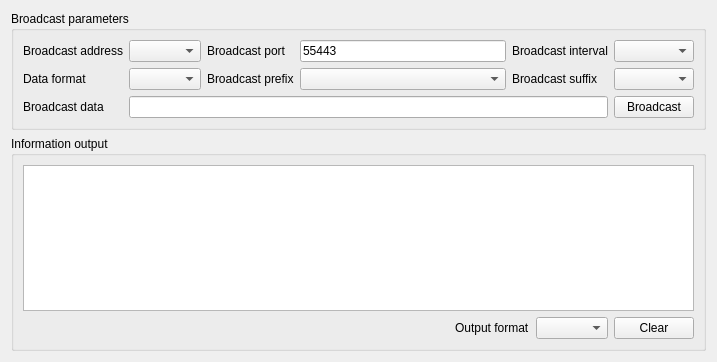
x-tools-author/x-tools, file src/assistants/broadcast/src/sakbroadcastassistant.ui: the form before one commit.
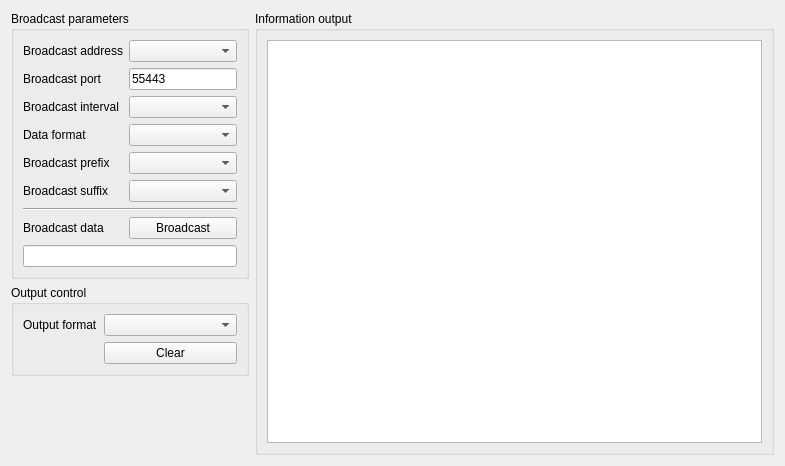
The form after the commit.

Diff of the .ui file:
```diff
--- a/src/assistants/broadcast/src/sakbroadcastassistant.ui
+++ b/src/assistants/broadcast/src/sakbroadcastassistant.ui
@@ -6,143 +6,226 @@
    <rect>
     <x>0</x>
     <y>0</y>
-    <width>717</width>
-    <height>362</height>
+    <width>785</width>
+    <height>466</height>
    </rect>
   </property>
   <property name="windowTitle">
    <string notr="true">Form</string>
   </property>
   <layout class="QGridLayout" name="gridLayout_2">
+   <item row="1" column="0">
+    <widget class="QGroupBox" name="groupBox_3">
+     <property name="title">
+      <string>Output control</string>
+     </property>
+     <layout class="QGridLayout" name="gridLayout_4">
+      <item row="0" column="0">
+       <widget class="QLabel" name="label_6">
+        <property name="sizePolicy">
+         <sizepolicy hsizetype="Fixed" vsizetype="Preferred">
+          <horstretch>0</horstretch>
+          <verstretch>0</verstretch>
+         </sizepolicy>
+        </property>
+        <property name="text">
+         <string>Output format</string>
+        </property>
+       </widget>
+      </item>
+      <item row="0" column="1">
+       <widget class="QComboBox" name="comboBoxOutputFormat"/>
+      </item>
+      <item row="1" column="1">
+       <widget class="QPushButton" name="pushButtonClear">
+        <property name="text">
+         <string>Clear</string>
+        </property>
+       </widget>
+      </item>
+     </layout>
+    </widget>
+   </item>
    <item row="0" column="0">
     <widget class="QGroupBox" name="groupBox">
      <property name="title">
       <string>Broadcast parameters</string>
      </property>
      <layout class="QGridLayout" name="gridLayout_3">
-      <item row="0" column="5">
-       <widget class="QComboBox" name="comboBoxBroadcastInterval"/>
+      <item row="5" column="1">
+       <widget class="QComboBox" name="comboBoxBroadcastSuffix"/>
       </item>
-      <item row="0" column="2">
-       <widget class="QLabel" name="label_2">
-        <property name="text">
-         <string>Broadcast port</string>
+      <item row="0" column="0">
+       <widget class="QLabel" name="label">
+        <property name="sizePolicy">
+         <sizepolicy hsizetype="Fixed" vsizetype="Preferred">
+          <horstretch>0</horstretch>
+          <verstretch>0</verstretch>
+         </sizepolicy>
         </property>
-       </widget>
-      </item>
-      <item row="1" column="4">
-       <widget class="QLabel" name="label_7">
         <property name="text">
-         <string>Broadcast suffix</string>
+         <string>Broadcast address</string>
         </property>
        </widget>
       </item>
       <item row="1" column="1">
+       <widget class="QLineEdit" name="lineEditBroadcastPort">
+        <property name="sizePolicy">
+         <sizepolicy hsizetype="Preferred" vsizetype="Fixed">
+          <horstretch>0</horstretch>
+          <verstretch>0</verstretch>
+         </sizepolicy>
+        </property>
+        <property name="text">
+         <string>55443</string>
+        </property>
+       </widget>
+      </item>
+      <item row="6" column="0" colspan="2">
+       <widget class="Line" name="line">
+        <property name="orientation">
+         <enum>Qt::Horizontal</enum>
+        </property>
+       </widget>
+      </item>
+      <item row="3" column="0">
+       <widget class="QLabel" name="label_8">
+        <property name="sizePolicy">
+         <sizepolicy hsizetype="Fixed" vsizetype="Preferred">
+          <horstretch>0</horstretch>
+          <verstretch>0</verstretch>
+         </sizepolicy>
+        </property>
+        <property name="text">
+         <string>Data format</string>
+        </property>
+       </widget>
+      </item>
+      <item row="3" column="1">
        <widget class="QComboBox" name="comboBoxBroadcastFormat"/>
       </item>
-      <item row="1" column="3">
-       <widget class="QComboBox" name="comboBoxBroadcastPrefix"/>
+      <item row="2" column="1">
+       <widget class="QComboBox" name="comboBoxBroadcastInterval"/>
       </item>
-      <item row="0" column="1">
-       <widget class="QComboBox" name="comboBoxBroadcastAddress"/>
-      </item>
-      <item row="1" column="2">
+      <item row="4" column="0">
        <widget class="QLabel" name="label_5">
+        <property name="sizePolicy">
+         <sizepolicy hsizetype="Fixed" vsizetype="Preferred">
+          <horstretch>0</horstretch>
+          <verstretch>0</verstretch>
+         </sizepolicy>
+        </property>
         <property name="text">
          <string>Broadcast prefix</string>
         </property>
        </widget>
       </item>
       <item row="2" column="0">
-       <widget class="QLabel" name="label_4">
-        <property name="text">
-         <string>Broadcast data</string>
-        </property>
-       </widget>
-      </item>
-      <item row="0" column="4">
        <widget class="QLabel" name="label_3">
+        <property name="sizePolicy">
+         <sizepolicy hsizetype="Fixed" vsizetype="Preferred">
+          <horstretch>0</horstretch>
+          <verstretch>0</verstretch>
+         </sizepolicy>
+        </property>
         <property name="text">
          <string>Broadcast interval</string>
         </property>
        </widget>
       </item>
+      <item row="0" column="1">
+       <widget class="QComboBox" name="comboBoxBroadcastAddress"/>
+      </item>
+      <item row="4" column="1">
+       <widget class="QComboBox" name="comboBoxBroadcastPrefix"/>
+      </item>
+      <item row="5" column="0">
+       <widget class="QLabel" name="label_7">
+        <property name="sizePolicy">
+         <sizepolicy hsizetype="Fixed" vsizetype="Preferred">
+          <horstretch>0</horstretch>
+          <verstretch>0</verstretch>
+         </sizepolicy>
+        </property>
+        <property name="text">
+         <string>Broadcast suffix</string>
+        </property>
+       </widget>
+      </item>
       <item row="1" column="0">
-       <widget class="QLabel" name="label_8">
+       <widget class="QLabel" name="label_2">
+        <property name="sizePolicy">
+         <sizepolicy hsizetype="Fixed" vsizetype="Preferred">
+          <horstretch>0</horstretch>
+          <verstretch>0</verstretch>
+         </sizepolicy>
+        </property>
         <property name="text">
-         <string>Data format</string>
+         <string>Broadcast port</string>
         </property>
        </widget>
       </item>
-      <item row="2" column="5">
+      <item row="8" column="0" colspan="2">
+       <widget class="QLineEdit" name="lineEditBroadcastData">
+        <property name="sizePolicy">
+         <sizepolicy hsizetype="Preferred" vsizetype="Fixed">
+          <horstretch>0</horstretch>
+          <verstretch>0</verstretch>
+         </sizepolicy>
+        </property>
+       </widget>
+      </item>
+      <item row="7" column="0">
+       <widget class="QLabel" name="label_4">
+        <property name="sizePolicy">
+         <sizepolicy hsizetype="Preferred" vsizetype="Preferred">
+          <horstretch>0</horstretch>
+          <verstretch>0</verstretch>
+         </sizepolicy>
+        </property>
+        <property name="text">
+         <string>Broadcast data</string>
+        </property>
+       </widget>
+      </item>
+      <item row="7" column="1">
        <widget class="QPushButton" name="pushButtonBroadcast">
         <property name="text">
          <string>Broadcast</string>
         </property>
        </widget>
       </item>
-      <item row="1" column="5">
-       <widget class="QComboBox" name="comboBoxBroadcastSuffix"/>
-      </item>
-      <item row="0" column="0">
-       <widget class="QLabel" name="label">
-        <property name="text">
-         <string>Broadcast address</string>
-        </property>
-       </widget>
-      </item>
-      <item row="0" column="3">
-       <widget class="QLineEdit" name="lineEditBroadcastPort">
-        <property name="text">
-         <string>55443</string>
-        </property>
-       </widget>
-      </item>
-      <item row="2" column="1" colspan="4">
-       <widget class="QLineEdit" name="lineEditBroadcastData"/>
-      </item>
      </layout>
     </widget>
    </item>
-   <item row="1" column="0">
+   <item row="2" column="0">
+    <spacer name="verticalSpacer">
+     <property name="orientation">
+      <enum>Qt::Vertical</enum>
+     </property>
+     <property name="sizeHint" stdset="0">
+      <size>
+       <width>20</width>
+       <height>40</height>
+      </size>
+     </property>
+    </spacer>
+   </item>
+   <item row="0" column="1" rowspan="3">
     <widget class="QGroupBox" name="groupBox_2">
+     <property name="sizePolicy">
+      <sizepolicy hsizetype="Expanding" vsizetype="Expanding">
+       <horstretch>0</horstretch>
+       <verstretch>0</verstretch>
+      </sizepolicy>
+     </property>
      <property name="title">
       <string>Information output</string>
      </property>
      <layout class="QGridLayout" name="gridLayout">
-      <item row="1" column="1">
-       <widget class="QLabel" name="label_6">
-        <property name="text">
-         <string>Output format</string>
-        </property>
-       </widget>
-      </item>
-      <item row="0" column="0" colspan="4">
+      <item row="0" column="0">
        <widget class="QTextBrowser" name="textBrowserInformation"/>
       </item>
-      <item row="1" column="0">
-       <spacer name="horizontalSpacer">
-        <property name="orientation">
-         <enum>Qt::Horizontal</enum>
-        </property>
-        <property name="sizeHint" stdset="0">
-         <size>
-          <width>40</width>
-          <height>20</height>
-         </size>
-        </property>
-       </spacer>
-      </item>
-      <item row="1" column="3">
-       <widget class="QPushButton" name="pushButtonClear">
-        <property name="text">
-         <string>Clear</string>
-        </property>
-       </widget>
-      </item>
-      <item row="1" column="2">
-       <widget class="QComboBox" name="comboBoxOutputFormat"/>
-      </item>
      </layout>
     </widget>
    </item>
```
